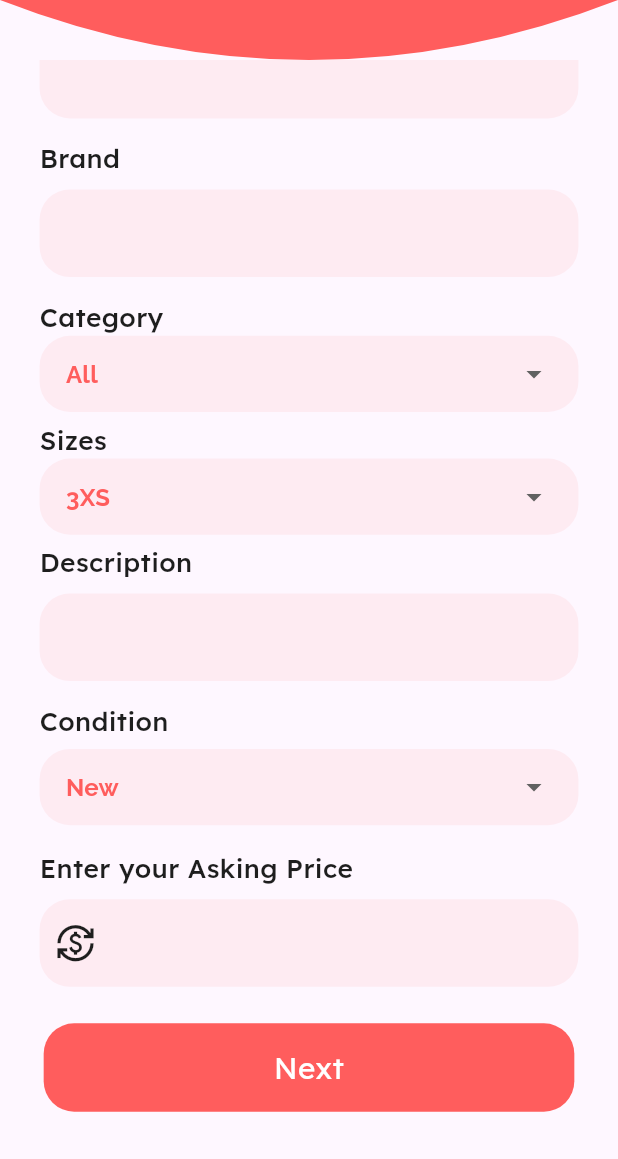
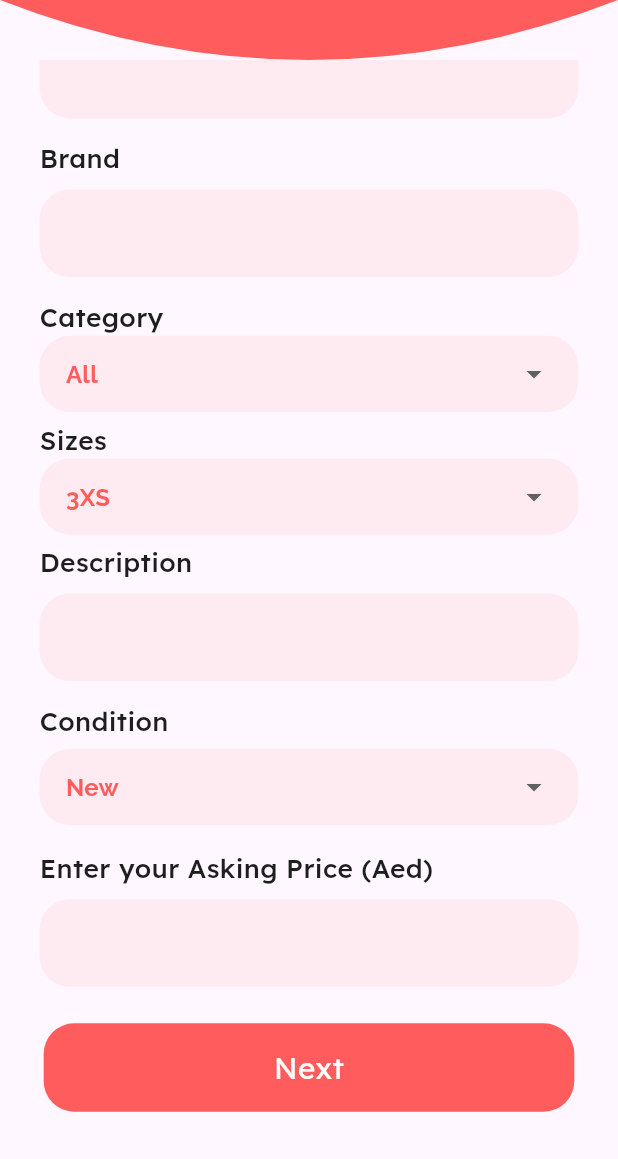
Before and after one commit to Shees-Ali1/reclaim_app_firebase, a Flutter app: the ListSellBookScreen screen opened directly, scrolled down 249 dp, on a phone screen of 412 x 824 dp, the part 77-1236 px from its top. Run offline on Flutter 3.47's test engine with Material 3 defaults, Android fonts, the phone set to English and light mode, and no system bars; our stand-ins replace another_xlider, cloud_firestore, curved_labeled_navigation_bar, firebase_auth, firebase_core, firebase_messaging and 14 more; missing offline and left inert: mailer; accounts and stored records are empty; network calls fail; project files that could hold a hidden picture were left out.

Commit message:
Update code......

```diff
--- a/lib/controller/home_controller.dart
+++ b/lib/controller/home_controller.dart
@@ -156,8 +156,8 @@ class HomeController extends GetxController {
   TextEditingController();
   // ******************Filters***********
   RxString selectedCondition ='All'.obs;
-  RxDouble priceSliderValue = 100.0.obs;
-  RxDouble sliderValue = 100.0.obs;
+  RxDouble priceSliderValue = 0.0.obs;
+  RxDouble sliderValue = 0.0.obs;
   RxString classOption = 'Graduate'.obs;
   List<String> bookClass = [
     'Graduate',
@@ -184,7 +184,7 @@ class HomeController extends GetxController {
       return matchesCondition && matchesCategory && matchesSizes && matchesPrice ;
 
     }).toList());
-    update();
+
     print(filterdProduct1);
   }
 }
--- a/lib/controller/notification_controller.dart
+++ b/lib/controller/notification_controller.dart
@@ -8,7 +8,7 @@ import 'package:timeago/timeago.dart'as timeago;
 
 class NotificationController extends GetxController {
   Future<void> storeNotification(
-      int price, String orderId, String bookId,String bookName,String notificationType) async {
+      int price, String orderId, String productId,String productName,String notificationType) async {
     DocumentReference documentReference=    await FirebaseFirestore.instance
         .collection('userNotifications')
         .doc(
@@ -17,11 +17,11 @@ class NotificationController extends GetxController {
         .collection('notifications')
         .add({
       'userId': FirebaseAuth.instance.currentUser!.uid,
-      'title': 'You successfully purchased $bookName',
+      'title': 'You successfully purchased $productName',
       'time': DateTime.timestamp(),
       'price': price,
       'orderId': orderId,
-      'bookId': bookId,
+      'bookId': productId,
       'notificationType':notificationType
     });
     await FirebaseFirestore.instance
--- a/lib/view/home_screen/components/books_filter_sheet.dart
+++ b/lib/view/home_screen/components/books_filter_sheet.dart
@@ -70,11 +70,11 @@ class _BooksFilterBottomSheetState extends State<BooksFilterBottomSheet> {
               const Spacer(),
               GestureDetector(
                 onTap: () {
-                  homeController.priceSliderValue.value = 50;
+                  homeController.priceSliderValue.value = 0.0;
                   homeController.selectedCondition.value = "All";
                   productsListingController.category.value = "All";
                   homeController.selectedSize.value = "All";
-                  homeController.sliderValue.value = 50;
+                  homeController.sliderValue.value = 0.0;
                   homeController.filterdProduct1.value = homeController.filterdProduct2.value;
                   setState(() {
 
@@ -303,9 +303,11 @@ class _BooksFilterBottomSheetState extends State<BooksFilterBottomSheet> {
             onTap: () {
               // homeController.applyFilters(homeController.authorController.text);
               homeController.filterAppointments();
+
               setState(() {
 
               });
+              print('filterAppointments');
               Get.back();
             },
             child: Center(
--- a/lib/view/nav_bar/app_nav_bar.dart
+++ b/lib/view/nav_bar/app_nav_bar.dart
@@ -258,7 +258,7 @@ class _BottomNavBarState extends State<BottomNavBar>
   @override
   Widget build(BuildContext context) {
     return Scaffold(
-// key: homeController.scaffoldKey,
+ key: homeController.scaffoldKey,
       resizeToAvoidBottomInset: false,
       drawer: MyDrawer(),
       bottomNavigationBar: Builder(builder: (BuildContext innerContext) {
--- a/lib/view/profile_screen/profile.dart
+++ b/lib/view/profile_screen/profile.dart
@@ -424,6 +424,7 @@ class _ProfileState extends State<Profile> {
                                     ],
                                   ),
                                 ),
+                                SizedBox(height: 5.h,),
                                 LexendCustomText(
                                   text: 'Earned',
                                   fontWeight: FontWeight.w400,
--- a/lib/view/sell_screens/list_sell_book_screen.dart
+++ b/lib/view/sell_screens/list_sell_book_screen.dart
@@ -362,7 +362,7 @@ class _ListSellBookScreenState extends State<ListSellBookScreen> {
                     width: 24.w,
                   ),
                   LexendCustomText(
-                    text: 'Enter your Asking Price',
+                    text: 'Enter your Asking Price (Aed)',
                     textColor: titleColor,
                     fontWeight: FontWeight.w500,
                     fontsize: 16.sp,
@@ -371,11 +371,11 @@ class _ListSellBookScreenState extends State<ListSellBookScreen> {
               ),
               // SizedBox(height: 8.h,),
               CustomSellTextField(
-                prefixIcon: Icon(
-                  Icons.currency_exchange_sharp,
-                  color: titleColor,
-                  size: 24.sp,
-                ),
+                // prefixIcon: Icon(
+                //   Icons.currency_exchange_sharp,
+                //   color: titleColor,
+                //   size: 24.sp,
+                // ),
                 keyboard: TextInputType.number,
                 controller: productsListingController.priceController,
               ),
--- a/lib/widgets/custom_appbar.dart
+++ b/lib/widgets/custom_appbar.dart
@@ -303,7 +303,7 @@ class _CustomAppBarHomeState extends State<CustomAppBarHome> {
                             width: 273.w,
                             child: Obx(() => TextField(
                               onChanged: (value) {
-                                widget.homeController.searchQuery.value = value.toLowerCase();
+                                widget.homeController.searchQuery.value = value;
 
                               },
                               controller: widget.homeController.bookSearchController,
```
Also changed, not shown: lib/controller/productsListing_controller.dart (+4 -4 lines), lib/view/home_screen/home_screen_books.dart (+22 -68 lines).
